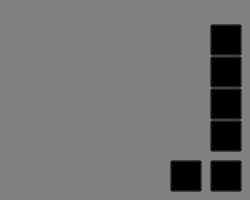
Chaos192/GenshinImpact_AutoMap, file GenshinImpact_AutoMap/GenshinImpact_AutoMap.ui: the form before one commit.
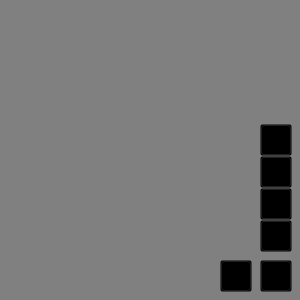
The form after the commit. Icons and pictures are not drawn. Custom widgets are drawn as their Qt base class.

Patch:
```diff
--- a/GenshinImpact_AutoMap/GenshinImpact_AutoMap.ui
+++ b/GenshinImpact_AutoMap/GenshinImpact_AutoMap.ui
@@ -9,8 +9,8 @@
    <rect>
     <x>0</x>
     <y>0</y>
-    <width>250</width>
-    <height>200</height>
+    <width>300</width>
+    <height>300</height>
    </rect>
   </property>
   <property name="mouseTracking">
@@ -30,10 +30,10 @@
    <widget class="QLabel" name="MainView">
     <property name="geometry">
      <rect>
-      <x>0</x>
-      <y>0</y>
-      <width>250</width>
-      <height>200</height>
+      <x>-11</x>
+      <y>-1</y>
+      <width>311</width>
+      <height>301</height>
      </rect>
     </property>
     <property name="mouseTracking">
@@ -55,8 +55,8 @@
    <widget class="QtClassMyExitButton" name="ExitButton">
     <property name="geometry">
      <rect>
-      <x>3</x>
-      <y>3</y>
+      <x>268</x>
+      <y>60</y>
       <width>32</width>
       <height>32</height>
      </rect>
@@ -84,8 +84,8 @@
    <widget class="QPushButton" name="UIButton">
     <property name="geometry">
      <rect>
-      <x>210</x>
-      <y>160</y>
+      <x>260</x>
+      <y>260</y>
       <width>32</width>
       <height>32</height>
      </rect>
@@ -113,8 +113,8 @@
     </property>
     <property name="geometry">
      <rect>
-      <x>210</x>
-      <y>88</y>
+      <x>260</x>
+      <y>188</y>
       <width>32</width>
       <height>32</height>
      </rect>
@@ -145,8 +145,8 @@
     </property>
     <property name="geometry">
      <rect>
-      <x>210</x>
-      <y>56</y>
+      <x>260</x>
+      <y>156</y>
       <width>32</width>
       <height>32</height>
      </rect>
@@ -177,8 +177,8 @@
     </property>
     <property name="geometry">
      <rect>
-      <x>210</x>
-      <y>24</y>
+      <x>260</x>
+      <y>124</y>
       <width>32</width>
       <height>32</height>
      </rect>
@@ -209,8 +209,8 @@
     </property>
     <property name="geometry">
      <rect>
-      <x>170</x>
-      <y>160</y>
+      <x>220</x>
+      <y>260</y>
       <width>32</width>
       <height>32</height>
      </rect>
@@ -241,8 +241,8 @@
     </property>
     <property name="geometry">
      <rect>
-      <x>210</x>
-      <y>120</y>
+      <x>260</x>
+      <y>220</y>
       <width>32</width>
       <height>32</height>
      </rect>
```
